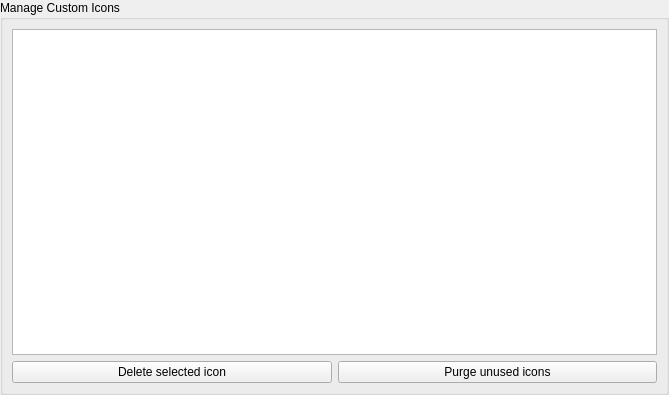
This is src/gui/dbsettings/DatabaseSettingsWidgetIcons.ui in schlimmchen/keepassxc as Qt 5 draws it before an edit. The edited form follows.
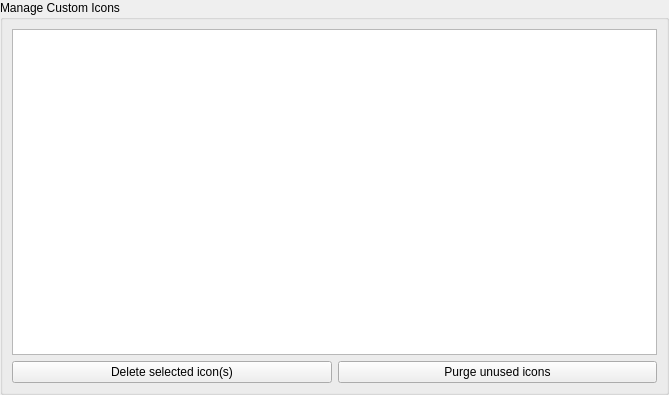
This is the edited form.

Commit message:
implement custom icon bulk deletion
allows to select multiple custom icons and delete them all at once.

- adjust the list view selection behavior such that multiple icons can
  be selected
- process all indexes of the selection when delete button is clicked
- ask for confirmation to delete icons in use, but ask only once
- enable/disable the delete button depending on the current selection

The edit to the form file:
```diff
--- a/src/gui/dbsettings/DatabaseSettingsWidgetIcons.ui
+++ b/src/gui/dbsettings/DatabaseSettingsWidgetIcons.ui
@@ -71,7 +71,7 @@
         <item>
          <widget class="QPushButton" name="deleteButton">
           <property name="text">
-           <string>Delete selected icon</string>
+           <string>Delete selected icon(s)</string>
           </property>
          </widget>
         </item>
```
Left out of the diff: 3 changed lines with no effect on the pictures. The commit also changes 2 other files.
